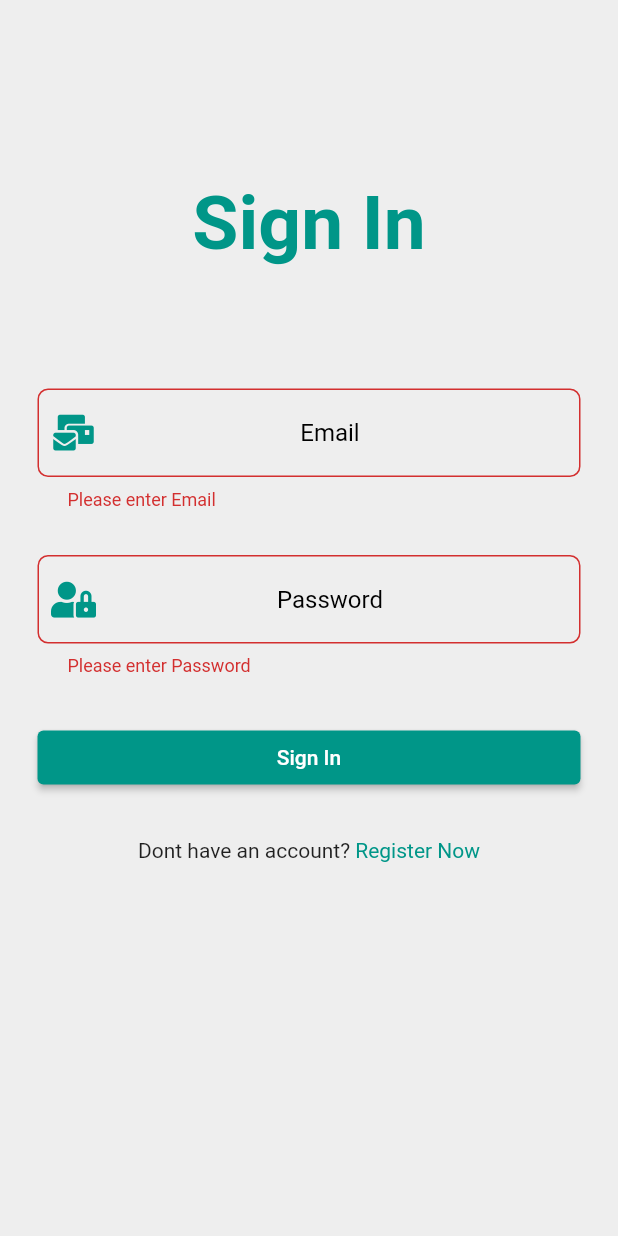
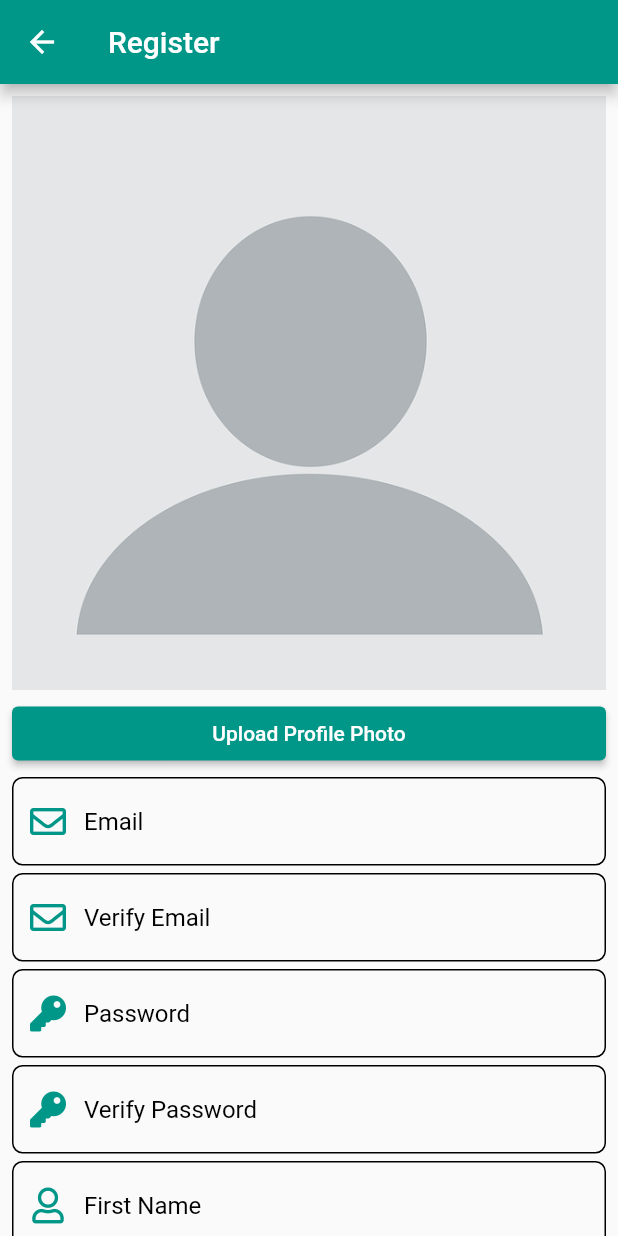
Before and after one commit to Jilal99/Mobile-App-Project, a Flutter app: the screen it shows after launch, after a tap on "Sign In", after a tap on "Register Now", on a phone screen of 412 x 824 dp. Run offline on Flutter 3.47's test engine with Material 2 defaults, Android fonts, the phone set to English and light mode, and no system bars; our stand-ins replace cloud_firestore, firebase_auth, firebase_core, firebase_storage, font_awesome_flutter, image_picker; accounts and stored records are empty.

Commit message:
Added Registration Page

```diff
--- a/lib/main.dart
+++ b/lib/main.dart
@@ -1,6 +1,8 @@
 import 'package:firebase_core/firebase_core.dart';
 import 'package:flutter/material.dart';
 import 'package:mobile_app_group_project/screens/landing_screen.dart';
+import 'package:mobile_app_group_project/screens/register_screen.dart';
+import 'package:mobile_app_group_project/screens/login_screen.dart';
 
 void main() async {
   WidgetsFlutterBinding.ensureInitialized();
@@ -19,9 +21,11 @@
         primarySwatch: Colors.teal,
       ),
       home: LandingScreen(),
-      routes: const {
+      routes: {
         //TODO Add any future routes here
         //! Example '/login': (BuildContext context) => const LoginScreen(),
+        '/register': (BuildContext context) => const RegisterScreen(),
+        '/login': (BuildContext context) => LoginScreen()
       },
     );
   }
--- a/lib/screens/login_screen.dart
+++ b/lib/screens/login_screen.dart
@@ -1,8 +1,8 @@
-import 'package:firebase_auth/firebase_auth.dart';
 import 'package:flutter/material.dart';
 import 'package:font_awesome_flutter/font_awesome_flutter.dart';
 import 'package:mobile_app_group_project/components/snackbar.dart';
 import 'package:mobile_app_group_project/constants/constants.dart';
+import 'package:mobile_app_group_project/screens/landing_screen.dart';
 import 'package:mobile_app_group_project/services/firebase_service.dart';
 
 class LoginScreen extends StatelessWidget {
@@ -84,14 +84,10 @@ class LoginScreen extends StatelessWidget {
                         try {
                           await _firebaseService.loginEmailAndPassword(
                               email, password);
-                          // } on FirebaseAuthException catch (e) {
-                          //   if (e.code == 'user-not-found') {
-                          //     snackbar(
-                          //         context, 'No user with that email found', 3);
-                          //   } else if (e.code == 'wrong-password') {
-                          //     snackbar(context,
-                          //         'Wrong password provided for that user.', 3);
-                          //   }
+                          Navigator.pushReplacement(
+                              context,
+                              MaterialPageRoute(
+                                  builder: (con) => LandingScreen()));
                         } catch (e) {
                           snackbar(context, e.toString(), 3);
                         }
@@ -104,7 +100,7 @@ class LoginScreen extends StatelessWidget {
                 Row(
                   mainAxisAlignment: MainAxisAlignment.center,
                   children: [
-                    const Text('Dont have an account? '),
+                    const Text("Don't have an account?  "),
                     GestureDetector(
                       child: const Text(
                         'Register Now',
@@ -113,8 +109,7 @@ class LoginScreen extends StatelessWidget {
                         ),
                       ),
                       onTap: () {
-                        //TODO ADD REGISTER PAGE
-                        // Navigator.of(context).pushNamed('/register');
+                        Navigator.of(context).pushNamed('/register');
                       },
                     )
                   ],
--- /dev/null
+++ b/lib/screens/register_screen.dart
@@ -0,0 +1,298 @@
+import 'package:cloud_firestore/cloud_firestore.dart';
+import 'package:firebase_auth/firebase_auth.dart';
+import 'package:image_picker/image_picker.dart';
+import 'package:flutter/material.dart';
+import 'package:mobile_app_group_project/services/firebase_service.dart';
+import 'package:mobile_app_group_project/constants/constants.dart';
+import 'package:firebase_storage/firebase_storage.dart' as firebase_storage;
+import 'package:font_awesome_flutter/font_awesome_flutter.dart';
+import 'dart:io';
+
+class RegisterScreen extends StatefulWidget {
+  const RegisterScreen({Key? key}) : super(key: key);
+
+  @override
+  _RegisterScreenState createState() => _RegisterScreenState();
+}
+
+class _RegisterScreenState extends State<RegisterScreen> {
+  final FirebaseFirestore _db = FirebaseFirestore.instance;
+  final picker = ImagePicker();
+  File? _imageFile;
+  late TextEditingController _emailController,
+      _reemailController,
+      _passwordController,
+      _repasswordController,
+      _firstnameController,
+      _lastnameController,
+      _bioController,
+      _hometownController,
+      _yearController;
+  final _formKey = GlobalKey<FormState>();
+
+  @override
+  void initState() {
+    _emailController = TextEditingController();
+    _reemailController = TextEditingController();
+    _passwordController = TextEditingController();
+    _repasswordController = TextEditingController();
+    _firstnameController = TextEditingController();
+    _lastnameController = TextEditingController();
+    _bioController = TextEditingController();
+    _hometownController = TextEditingController();
+    _yearController = TextEditingController();
+    super.initState();
+  }
+
+  @override
+  void dispose() {
+    _emailController.dispose();
+    _reemailController.dispose();
+    _passwordController.dispose();
+    _repasswordController.dispose();
+    _firstnameController.dispose();
+    _lastnameController.dispose();
+    _bioController.dispose();
+    _hometownController.dispose();
+    _yearController.dispose();
+    super.dispose();
+  }
+
+  @override
+  Widget build(BuildContext context) {
+    return Scaffold(
+        appBar: AppBar(
+          title: const Text("Register"),
+        ),
+        body: Form(
+            key: _formKey,
+            child: ListView(padding: const EdgeInsets.all(8), children: [
+              _imageFile == null
+                  ? const Image(
+                      image: AssetImage("assets/blank-profile-picture.png"))
+                  : Image(image: FileImage(_imageFile!)),
+              const SizedBox(height: 5.0),
+              SizedBox(
+                width: double.infinity,
+                child: ElevatedButton(
+                  onPressed: () async {
+                    final pickedFile =
+                        await picker.pickImage(source: ImageSource.gallery);
+                    setState(() {
+                      if (pickedFile != null) {
+                        _imageFile = File(pickedFile.path);
+                        ScaffoldMessenger.of(context).showSnackBar(
+                            const SnackBar(content: Text('Loaded Image')));
+                      }
+                    });
+                  },
+                  child: const Text("Upload Profile Photo"),
+                ),
+              ),
+              const SizedBox(height: 5.0),
+              TextFormField(
+                autocorrect: false,
+                controller: _emailController,
+                validator: (value) {
+                  if (value == null || value.isEmpty) {
+                    return 'Please enter some text';
+                  }
+                  return null;
+                },
+                decoration: kTextFieldDecoration.copyWith(
+                    hintText: 'Email',
+                    prefixIcon: const Icon(
+                      FontAwesomeIcons.envelope,
+                      color: kAppColor,
+                    )),
+              ),
+              const SizedBox(height: 5.0),
+              TextFormField(
+                autocorrect: false,
+                controller: _reemailController,
+                validator: (value) {
+                  if (value == null || value != _reemailController.text) {
+                    return 'Email addresses do not match';
+                  }
+                  return null;
+                },
+                decoration: kTextFieldDecoration.copyWith(
+                    hintText: 'Verify Email',
+                    prefixIcon: const Icon(
+                      FontAwesomeIcons.envelope,
+                      color: kAppColor,
+                    )),
+              ),
+              const SizedBox(height: 5.0),
+              TextFormField(
+                autocorrect: false,
+                controller: _passwordController,
+                validator: (value) {
+                  if (value == null || value.isEmpty) {
+                    return 'Password cannot be empty';
+                  }
+                  return null;
+                },
+                decoration: kTextFieldDecoration.copyWith(
+                    hintText: 'Password',
+                    prefixIcon: const Icon(
+                      FontAwesomeIcons.key,
+                      color: kAppColor,
+                    )),
+              ),
+              const SizedBox(height: 5.0),
+              TextFormField(
+                autocorrect: false,
+                controller: _repasswordController,
+                validator: (value) {
+                  if (value == null || value != _passwordController.text) {
+                    return 'Passwords do not match';
+                  }
+                  return null;
+                },
+                decoration: kTextFieldDecoration.copyWith(
+                    hintText: 'Verify Password',
+                    prefixIcon: const Icon(
+                      FontAwesomeIcons.key,
+                      color: kAppColor,
+                    )),
+              ),
+              const SizedBox(height: 5.0),
+              TextFormField(
+                  autocorrect: false,
+                  controller: _firstnameController,
+                  validator: (value) {
+                    if (value == null || value.isEmpty) {
+                      return 'Passwords do not match';
+                    }
+                    return null;
+                  },
+                  decoration: kTextFieldDecoration.copyWith(
+                      hintText: 'First Name',
+                      prefixIcon: const Icon(
+                        FontAwesomeIcons.user,
+                        color: kAppColor,
+                      ))),
+              const SizedBox(height: 5.0),
+              TextFormField(
+                  autocorrect: false,
+                  controller: _lastnameController,
+                  validator: (value) {
+                    if (value == null || value.isEmpty) {
+                      return 'Last name cannot be empty';
+                    }
+                    return null;
+                  },
+                  decoration: kTextFieldDecoration.copyWith(
+                      hintText: 'Last Name',
+                      prefixIcon: const Icon(
+                        FontAwesomeIcons.user,
+                        color: kAppColor,
+                      ))),
+              const SizedBox(height: 5.0),
+              TextFormField(
+                autocorrect: false,
+                controller: _bioController,
+                validator: (value) {
+                  if (value == null || value.isEmpty) {
+                    return 'Bio cannot be empty';
+                  }
+                  return null;
+                },
+                decoration: kTextFieldDecoration.copyWith(
+                    hintText: 'Bio',
+                    prefixIcon: const Icon(
+                      FontAwesomeIcons.pen,
+                      color: kAppColor,
+                    )),
+              ),
+              const SizedBox(height: 5.0),
+              TextFormField(
+                  autocorrect: false,
+                  controller: _hometownController,
+                  validator: (value) {
+                    if (value == null || value.isEmpty) {
+                      return 'Hometown cannot be empty';
+                    }
+                    return null;
+                  },
+                  decoration: kTextFieldDecoration.copyWith(
+                      hintText: 'Hometown',
+                      prefixIcon: const Icon(
+                        FontAwesomeIcons.home,
+                        color: kAppColor,
+                      ))),
+              const SizedBox(height: 5.0),
+              TextFormField(
+                  autocorrect: false,
+                  controller: _yearController,
+                  validator: (value) {
+                    if (value == null || value.isEmpty) {
+                      return 'Year cannot be empty';
+                    }
+                    return null;
+                  },
+                  decoration: kTextFieldDecoration.copyWith(
+                      hintText: 'Year of Birth',
+                      prefixIcon: const Icon(
+                        FontAwesomeIcons.birthdayCake,
+                        color: kAppColor,
+                      ))),
+              const SizedBox(height: 5.0),
+              SizedBox(
+                width: double.infinity,
+                child: ElevatedButton(
+                  onPressed: () async {
+                    if (_formKey.currentState!.validate()) {
+                      ScaffoldMessenger.of(context).showSnackBar(
+                          const SnackBar(content: Text('Adding User')));
+                    }
+                    await register();
+                    Navigator.of(context).pushNamed('/login');
+                  },
+                  child: const Text("Register"),
+                ),
+              ),
+            ])));
+  }
+
+  Future<void> register() async {
+    try {
+      User? user = await FirebaseService.registerEmailPassword(
+          email: _emailController.text, password: _passwordController.text);
+      firebase_storage.FirebaseStorage storage =
+          firebase_storage.FirebaseStorage.instance;
+      String fileName = _imageFile!.path;
+      String? downloadURL;
+      try {
+        await storage.ref('uploads/$fileName').putFile(_imageFile!);
+        downloadURL = await firebase_storage.FirebaseStorage.instance
+            .ref('uploads/$fileName')
+            .getDownloadURL();
+      } on firebase_storage.FirebaseException catch (e) {
+        ScaffoldMessenger.of(context)
+            .showSnackBar(SnackBar(content: Text(e.toString())));
+      }
+      _db
+          .collection("users")
+          .doc(user!.uid)
+          .set({
+            "first_name": _firstnameController.text,
+            "last_name": _lastnameController.text,
+            "timestamp": DateTime.now(),
+            "bio": _bioController.text,
+            "hometown": _hometownController.text,
+            "year": _yearController.text,
+            "picture_url": downloadURL
+          })
+          .then((value) => null)
+          .onError((error, stackTrace) => null);
+    } on FirebaseAuthException catch (e) {
+      ScaffoldMessenger.of(context)
+          .showSnackBar(SnackBar(content: Text(e.toString())));
+    } catch (e) {
+      ScaffoldMessenger.of(context)
+          .showSnackBar(const SnackBar(content: Text("Registration Error")));
+    }
+  }
+}
--- a/pubspec.yaml
+++ b/pubspec.yaml
@@ -39,6 +39,7 @@ dependencies:
   cloud_firestore: ^3.1.0
   firebase_storage: ^10.1.0
   font_awesome_flutter: ^9.2.0
+  image_picker: ^0.8.4+4
 
 dev_dependencies:
   flutter_test:
@@ -63,7 +64,8 @@ flutter:
   uses-material-design: true
 
   # To add assets to your application, add an assets section, like this:
-  # assets:
+  assets:
+    - assets/blank-profile-picture.png
   #   - images/a_dot_burr.jpeg
   #   - images/a_dot_ham.jpeg
 
```
Also changed, not shown: lib/services/firebase_service.dart (+20 -0 lines), assets/blank-profile-picture.png (added).
